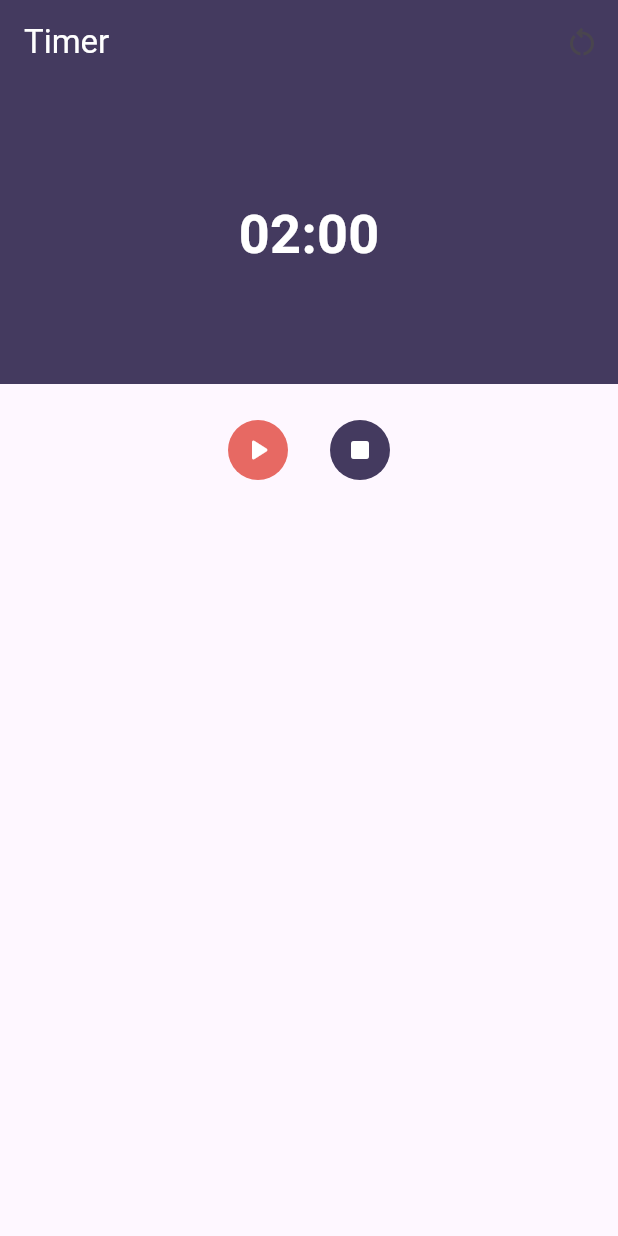
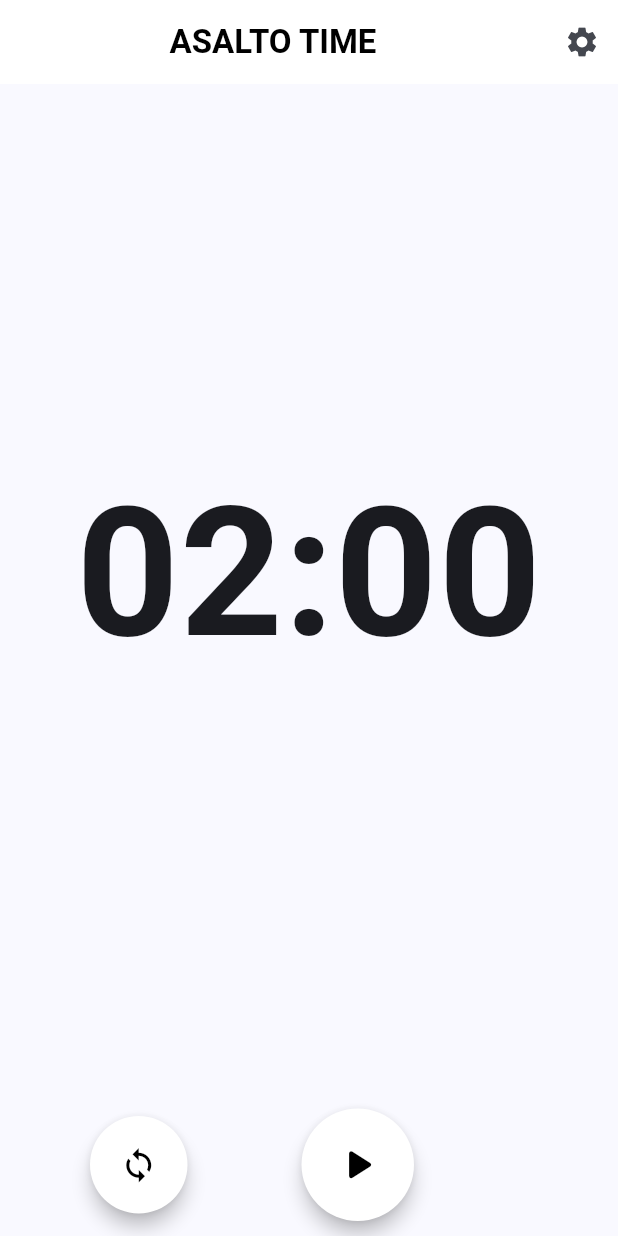
Before and after one commit to vidm27/asalto-time, a Flutter app: the screen it shows after launch, on a phone screen of 412 x 824 dp. Run offline on Flutter 3.47's test engine with Material 3 defaults, Android fonts, the phone set to English and light mode, and no system bars; our stand-ins replace flutter_riverpod, go_router.

Commit message:
rq: Contador de tiempo Al presionar los botones de inicio, pausa y reinicio se manipula el contador para lleve el tiempo en retroceso

```diff
--- a/lib/main.dart
+++ b/lib/main.dart
@@ -18,7 +18,7 @@ class MyApp extends StatelessWidget {
       routerConfig: appRouter,
       debugShowCheckedModeBanner: false,
       theme: ThemeData(
-        colorScheme: ColorScheme.fromSeed(seedColor: Colors.deepPurple),
+        colorScheme: ColorScheme.fromSeed(seedColor: Colors.blueAccent),
         useMaterial3: true,
       ),
     );
--- a/lib/timer/pages/home_page.dart
+++ b/lib/timer/pages/home_page.dart
@@ -23,69 +23,98 @@ class HomeScreen extends ConsumerWidget {
     return Scaffold(
       /// Título de la página
       appBar: AppBar(
-        backgroundColor: const Color(0xFF443A5F),
-        title: const Text(
-          'Timer',
-          style: TextStyle(color: Colors.white),
+        backgroundColor: Colors.white,
+        title: const Center(
+          child: Text(
+            'ASALTO TIME',
+            textAlign: TextAlign.center,
+            style: TextStyle(color: Colors.black, fontWeight: FontWeight.bold),
+          ),
         ),
         actions: [
           IconButton(
               onPressed: () {
                 ///TODO Reiniciar el timer
               },
-              icon: const Icon(Icons.restart_alt_outlined))
+              icon: const Icon(Icons.settings))
         ],
       ),
 
       /// Contador
       body: Center(
         child: Column(
-          mainAxisAlignment: MainAxisAlignment.start,
-          children: [
-            Row(
           mainAxisAlignment: MainAxisAlignment.center,
+          crossAxisAlignment: CrossAxisAlignment.center,
           children: [
             Expanded(
-                  child: Container(
-                    color: const Color(0xFF443A5F),
-                    height: 200,
                 child: Center(
+              child: SizedBox(
                 child: Text(
                   formatedTime(timer),
+                  textAlign: TextAlign.center,
                   style: const TextStyle(
-                            fontSize: 36,
-                            color: Colors.white,
-                            fontWeight: FontWeight.bold),
+                      fontSize: 120, fontWeight: FontWeight.bold),
                 ),
               ),
+            )),
+            const SizedBox(height: 20),
+            Padding(
+              padding: const EdgeInsets.symmetric(vertical: 10, horizontal: 60),
+              child: Row(
+                  mainAxisAlignment: MainAxisAlignment.center,
+                  children: <Widget>[
+                    ElevatedButton(
+                      onPressed: () {
+                        ref.read(timerProvider.notifier).resetTimer();
+                      },
+                      style: ElevatedButton.styleFrom(
+                          backgroundColor: Colors.white,
+                          elevation: 5,
+                          shape: const CircleBorder(),
+                          padding: const EdgeInsets.all(20)),
+                      // clipBehavior: ClipRRect(borderRadius: BorderRadius.circular(10),),
+                      child: const Icon(
+                        Icons.loop,
+                        color: Colors.black,
+                        size: 25,
                       ),
                     ),
-              ],
-            ),
-            const SizedBox(height: 20),
-            Row(mainAxisAlignment: MainAxisAlignment.center, children: <Widget>[
-              IconButton(
+                    !ref.read(timerProvider.notifier).isActivateTime
+                        ? Expanded(
+                            child: ElevatedButton(
                                 onPressed: () {
                                   ref.read(timerProvider.notifier).startTimer();
                                 },
-                icon: const Icon(Icons.play_arrow_rounded),
-                style: const ButtonStyle(
-                    backgroundColor:
-                    MaterialStatePropertyAll(Color(0xFFE76963),),
-                    iconColor: MaterialStatePropertyAll(Colors.white)),
-              ),
-              const SizedBox(width: 20),
-              IconButton(
+                                style: ElevatedButton.styleFrom(
+                                    backgroundColor: Colors.white,
+                                    elevation: 5,
+                                    shape: const CircleBorder(),
+                                    padding: const EdgeInsets.all(20)),
+                                child: const Icon(
+                                  Icons.play_arrow_rounded,
+                                  size: 35,
+                                  color: Colors.black,
+                                )),
+                          )
+                        : Expanded(
+                            child: ElevatedButton(
                               onPressed: () {
                                 ref.read(timerProvider.notifier).stopTimer();
                               },
-                icon: const Icon(Icons.stop_rounded),
-                style: const ButtonStyle(
-                    backgroundColor:
-                    MaterialStatePropertyAll(Color(0xFF443A5F),),
-                    iconColor: MaterialStatePropertyAll(Colors.white)),
+                              style: ElevatedButton.styleFrom(
+                                  backgroundColor: Colors.black,
+                                  elevation: 5,
+                                  shape: const CircleBorder(),
+                                  padding: const EdgeInsets.all(20)),
+                              child: const Icon(
+                                Icons.pause,
+                                size: 35,
+                                color: Colors.white,
                               ),
-            ])
+                            ),
+                          )
+                  ]),
+            )
           ],
         ),
       ),
--- a/lib/timer/provider/timer_provider.dart
+++ b/lib/timer/provider/timer_provider.dart
@@ -1,9 +1,6 @@
 import 'dart:async';
 
 import 'package:flutter_riverpod/flutter_riverpod.dart';
-
-final countTimerProvider = StateProvider((ref) => '02:00');
-final secondsProvider = StateProvider((ref) => 120);
 
 final timerProvider = StateNotifierProvider<TimerNotifier, int>((ref) {
   return TimerNotifier();
@@ -19,6 +16,10 @@ class TimerNotifier extends StateNotifier<int> {
     if (isActivateTime == false) {
       _timer = Timer.periodic(const Duration(seconds: 1), (_) {
         state--;
+        if(state == 0){
+          _timer.cancel();
+          print("Llegamos a Cero");
+        }
       });
       isActivateTime = true;
     }
@@ -33,6 +34,10 @@ class TimerNotifier extends StateNotifier<int> {
   }
 
   void resetTimer() {
-    state = 0;
+    state = 120;
+  }
+
+  bool isActivate(){
+    return isActivateTime;
   }
 }
```
Lines whose indentation alone changed are shown as unchanged.
